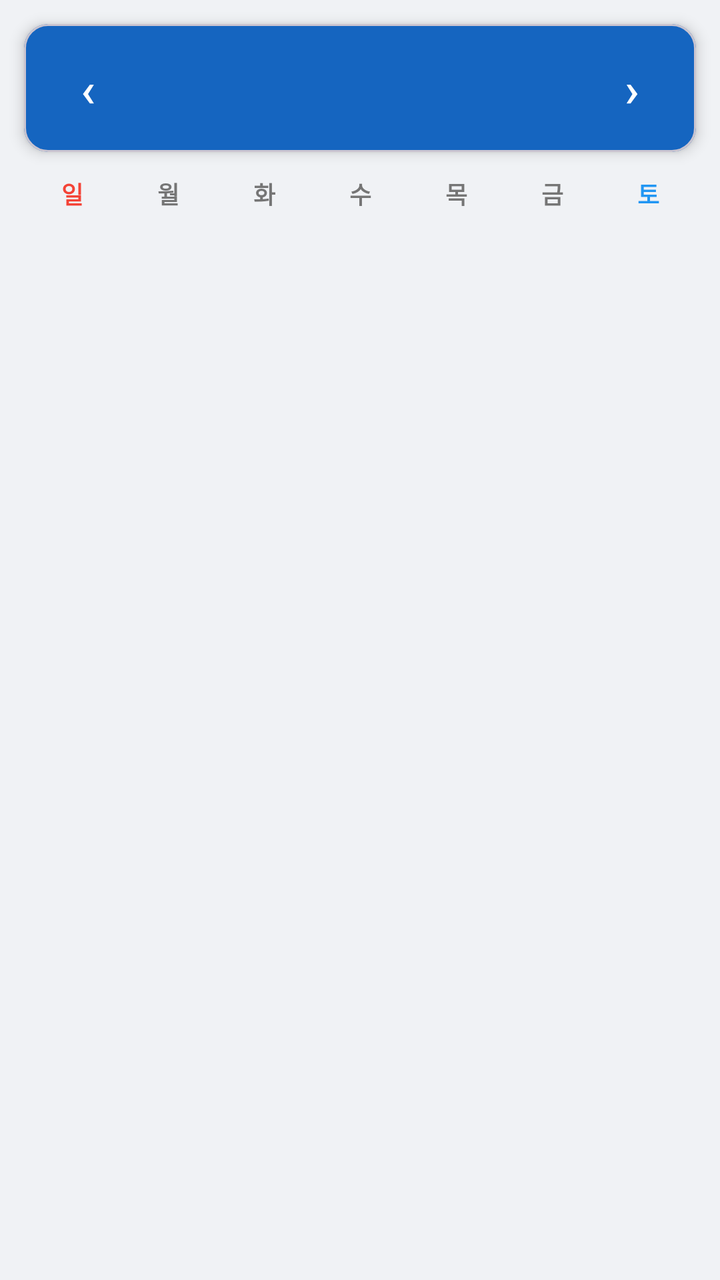
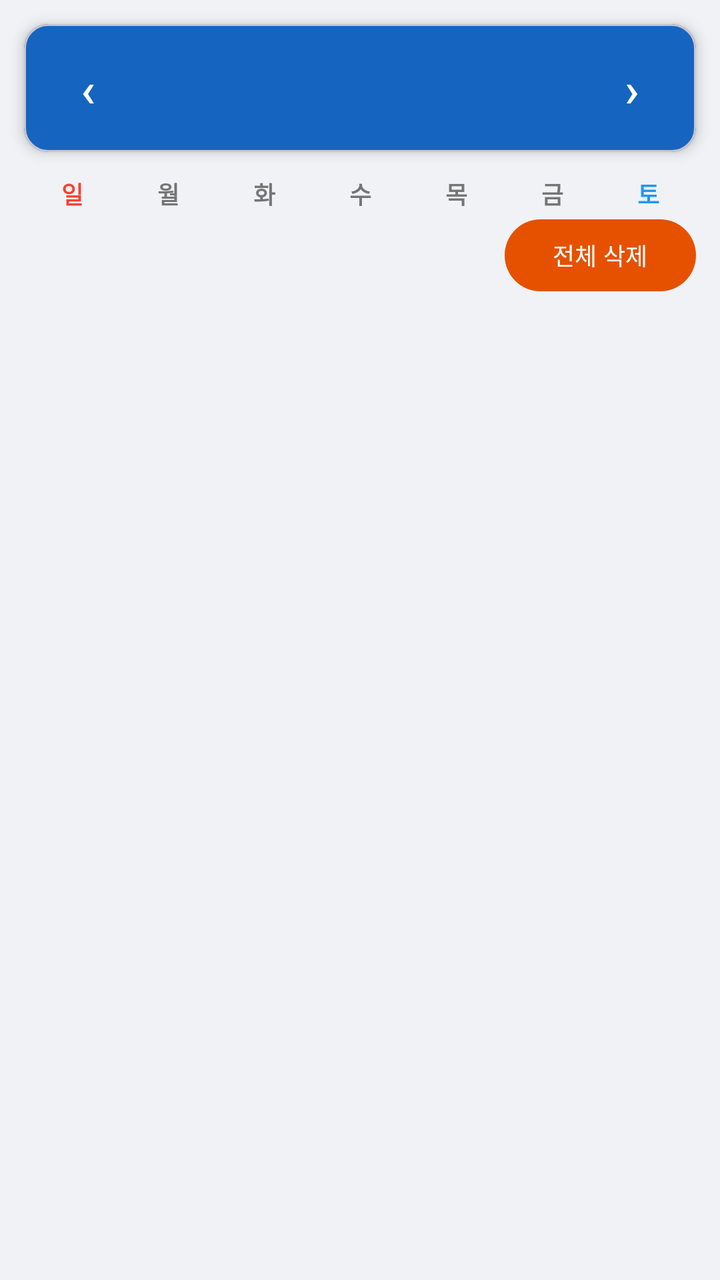

Two renders of the same Android screen: before a commit and after it. Below are the layout's source before the change and the commit's diff.
<!-- AndroidManifest.xml: application theme Theme.ParkingManager -->
<!-- res/layout/fragment_monthly_history.xml -->
<?xml version="1.0" encoding="utf-8"?>
<LinearLayout xmlns:android="http://schemas.android.com/apk/res/android"
    xmlns:app="http://schemas.android.com/apk/res-auto"
    android:layout_width="match_parent"
    android:layout_height="match_parent"
    android:orientation="vertical"
    android:background="@color/background">

    
    <com.google.android.material.card.MaterialCardView
        android:layout_width="match_parent"
        android:layout_height="wrap_content"
        android:layout_margin="12dp"
        app:cardElevation="4dp"
        app:cardCornerRadius="12dp"
        app:cardBackgroundColor="@color/primary">

        <LinearLayout
            android:layout_width="match_parent"
            android:layout_height="wrap_content"
            android:orientation="horizontal"
            android:gravity="center_vertical"
            android:padding="8dp">

            <com.google.android.material.button.MaterialButton
                android:id="@+id/btn_prev_month"
                android:layout_width="48dp"
                android:layout_height="48dp"
                android:text="‹"
                android:textSize="24sp"
                android:textColor="@android:color/white"
                android:insetLeft="0dp"
                android:insetTop="0dp"
                android:insetRight="0dp"
                android:insetBottom="0dp"
                android:padding="0dp"
                app:backgroundTint="@android:color/transparent"
                style="@style/Widget.Material3.Button.TextButton" />

            <TextView
                android:id="@+id/tv_selected_month"
                android:layout_width="0dp"
                android:layout_height="wrap_content"
                android:layout_weight="1"
                android:gravity="center"
                android:textSize="16sp"
                android:textStyle="bold"
                android:textColor="@android:color/white" />

            <com.google.android.material.button.MaterialButton
                android:id="@+id/btn_next_month"
                android:layout_width="48dp"
                android:layout_height="48dp"
                android:text="›"
                android:textSize="24sp"
                android:textColor="@android:color/white"
                android:insetLeft="0dp"
                android:insetTop="0dp"
                android:insetRight="0dp"
                android:insetBottom="0dp"
                android:padding="0dp"
                app:backgroundTint="@android:color/transparent"
                style="@style/Widget.Material3.Button.TextButton" />
        </LinearLayout>
    </com.google.android.material.card.MaterialCardView>

    
    <LinearLayout
        android:layout_width="match_parent"
        android:layout_height="wrap_content"
        android:orientation="horizontal"
        android:paddingHorizontal="12dp"
        android:paddingBottom="4dp">

        <TextView android:layout_width="0dp" android:layout_height="wrap_content"
            android:layout_weight="1" android:gravity="center"
            android:text="일" android:textSize="12sp" android:textColor="#F44336" android:textStyle="bold"/>
        <TextView android:layout_width="0dp" android:layout_height="wrap_content"
            android:layout_weight="1" android:gravity="center"
            android:text="월" android:textSize="12sp" android:textColor="@color/text_secondary" android:textStyle="bold"/>
        <TextView android:layout_width="0dp" android:layout_height="wrap_content"
            android:layout_weight="1" android:gravity="center"
            android:text="화" android:textSize="12sp" android:textColor="@color/text_secondary" android:textStyle="bold"/>
        <TextView android:layout_width="0dp" android:layout_height="wrap_content"
            android:layout_weight="1" android:gravity="center"
            android:text="수" android:textSize="12sp" android:textColor="@color/text_secondary" android:textStyle="bold"/>
        <TextView android:layout_width="0dp" android:layout_height="wrap_content"
            android:layout_weight="1" android:gravity="center"
            android:text="목" android:textSize="12sp" android:textColor="@color/text_secondary" android:textStyle="bold"/>
        <TextView android:layout_width="0dp" android:layout_height="wrap_content"
            android:layout_weight="1" android:gravity="center"
            android:text="금" android:textSize="12sp" android:textColor="@color/text_secondary" android:textStyle="bold"/>
        <TextView android:layout_width="0dp" android:layout_height="wrap_content"
            android:layout_weight="1" android:gravity="center"
            android:text="토" android:textSize="12sp" android:textColor="#2196F3" android:textStyle="bold"/>
    </LinearLayout>

    
    <GridView
        android:id="@+id/grid_calendar"
        android:layout_width="match_parent"
        android:layout_height="wrap_content"
        android:layout_marginHorizontal="12dp"
        android:numColumns="7"
        android:verticalSpacing="2dp"
        android:horizontalSpacing="2dp"
        android:stretchMode="columnWidth" />

    
    <com.google.android.material.card.MaterialCardView
        android:id="@+id/card_day_detail"
        android:layout_width="match_parent"
        android:layout_height="0dp"
        android:layout_weight="1"
        android:layout_margin="12dp"
        android:visibility="gone"
        app:cardElevation="2dp"
        app:cardCornerRadius="12dp">

        <LinearLayout
            android:layout_width="match_parent"
            android:layout_height="match_parent"
            android:orientation="vertical">

            <TextView
                android:id="@+id/tv_detail_date"
                android:layout_width="match_parent"
                android:layout_height="wrap_content"
                android:padding="12dp"
                android:textSize="14sp"
                android:textStyle="bold"
                android:textColor="@color/primary" />

            <androidx.recyclerview.widget.RecyclerView
                android:id="@+id/recycler_day_history"
                android:layout_width="match_parent"
                android:layout_height="0dp"
                android:layout_weight="1"
                android:paddingHorizontal="8dp"
                android:paddingBottom="8dp"
                android:clipToPadding="false" />

            <TextView
                android:id="@+id/tv_detail_empty"
                android:layout_width="match_parent"
                android:layout_height="wrap_content"
                android:text="이 날의 주차 기록이 없습니다."
                android:gravity="center"
                android:textSize="14sp"
                android:textColor="@color/text_secondary"
                android:padding="24dp"
                android:visibility="gone" />
        </LinearLayout>
    </com.google.android.material.card.MaterialCardView>

</LinearLayout>
<!-- resources referenced by this layout -->
<resources>
  <color name="background">#F0F2F5</color>
  <color name="primary">#1565C0</color>
  <color name="text_secondary">#757575</color>
  <style name="Theme.ParkingManager" parent="Theme.Material3.DayNight.NoActionBar">
          <item name="colorPrimary">@color/primary</item>
          <item name="colorPrimaryVariant">@color/primary_dark</item>
          <item name="colorOnPrimary">@android:color/white</item>
          <item name="colorSecondary">@color/orange</item>
          <item name="android:colorBackground">@color/background</item>
      </style>
  <color name="primary_dark">#003c8f</color>
  <color name="orange">#E65100</color>
</resources>

<!-- the commit's change to res/layout/fragment_monthly_history.xml (unified diff, before → after) -->
@@ -96,6 +96,21 @@
     </LinearLayout>
 
     
+    <com.google.android.material.button.MaterialButton
+        android:id="@+id/btn_delete_all"
+        android:layout_width="wrap_content"
+        android:layout_height="36dp"
+        android:layout_marginEnd="12dp"
+        android:layout_marginBottom="4dp"
+        android:layout_gravity="end"
+        android:text="전체 삭제"
+        android:textSize="12sp"
+        android:insetTop="0dp"
+        android:insetBottom="0dp"
+        app:backgroundTint="@color/orange"
+        style="@style/Widget.Material3.Button" />
+
+    
     <GridView
         android:id="@+id/grid_calendar"
         android:layout_width="match_parent"
